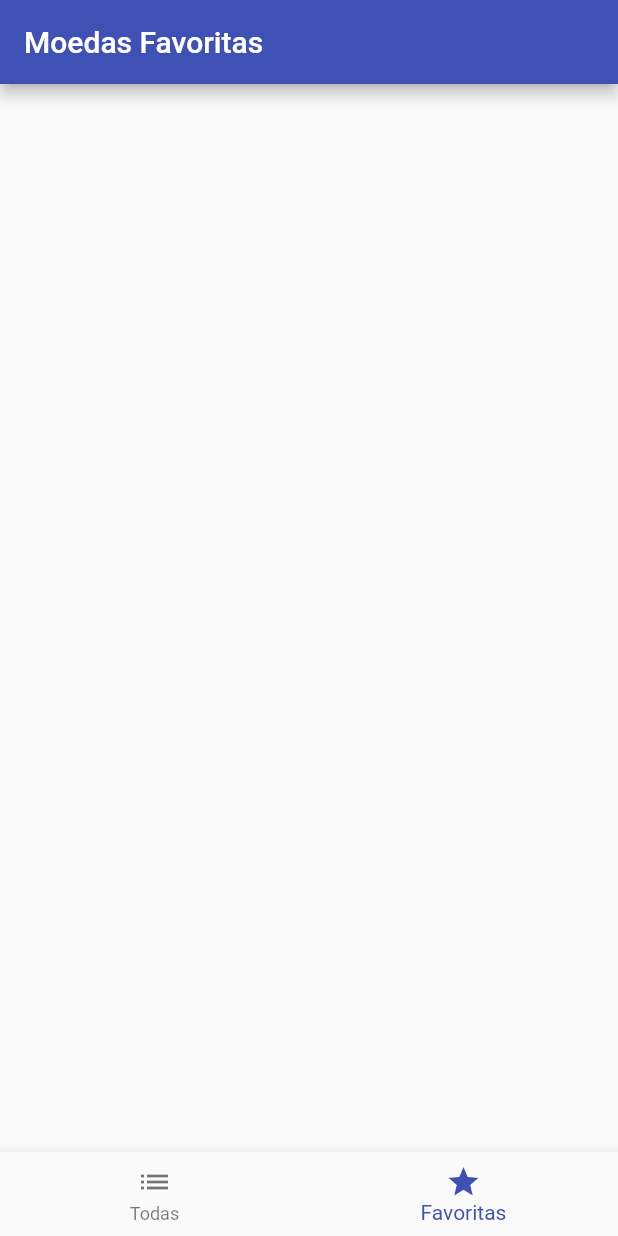
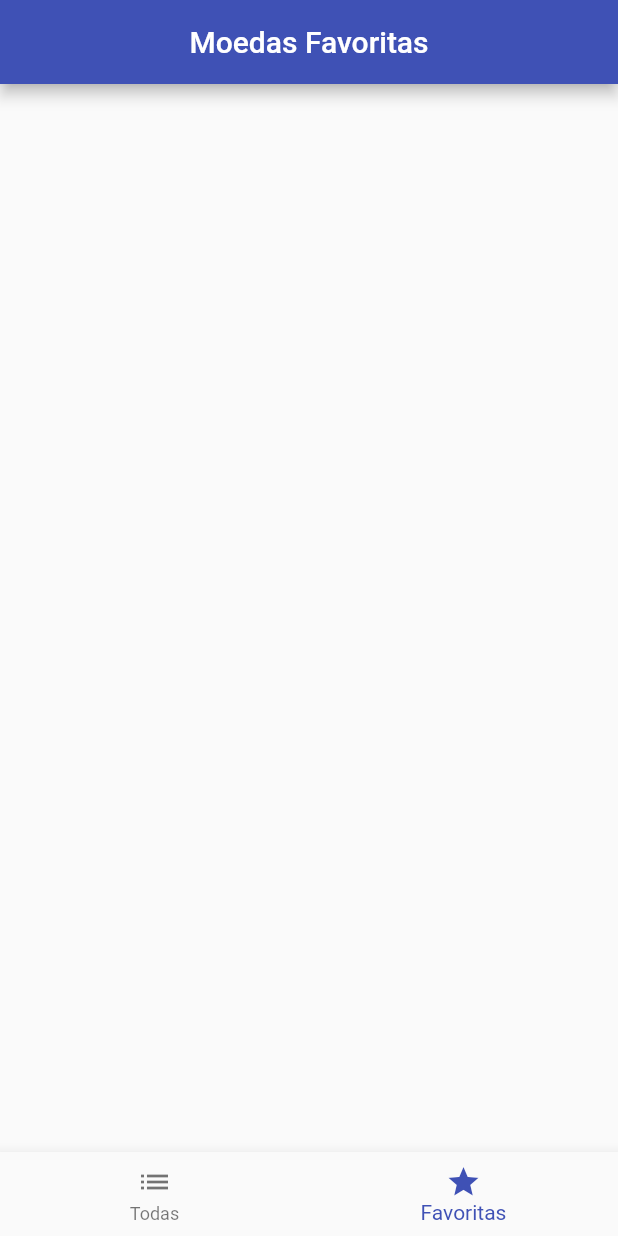
Before and after one commit to EduardoMoreira26/Flutter_Cripto-App, a Flutter app: the screen it shows after launch, swiped to page 2, on a phone screen of 412 x 824 dp. Run offline on Flutter 3.47's test engine with Material 2 defaults, Android fonts, the phone set to English and light mode, and no system bars; missing offline and left inert: dart:js.

```diff
--- a/lib/pages/coins_page.dart
+++ b/lib/pages/coins_page.dart
@@ -65,7 +65,7 @@ class _MoedasPageState extends State<MoedasPage> {
 
     return Scaffold(
       appBar: AppBar(
-        title: Text('Cripto Moedas'),
+        title: Center(child: Text('Cripto Moedas')),
       ),
       body: ListView.separated(
         itemBuilder: (BuildContext context, int coin) {
--- a/lib/pages/favorite_page.dart
+++ b/lib/pages/favorite_page.dart
@@ -12,7 +12,7 @@ class _FavoritesPageState extends State<FavoritesPage> {
   Widget build(BuildContext context) {
     return Scaffold(
       appBar: AppBar(
-        title: Text('Moedas Favoritas'),
+        title: Center(child: Text('Moedas Favoritas')),
       ),
     );
   }
```
Also changed, not shown: lib/pages/details_coin_page.dart (+13 -1 lines).
